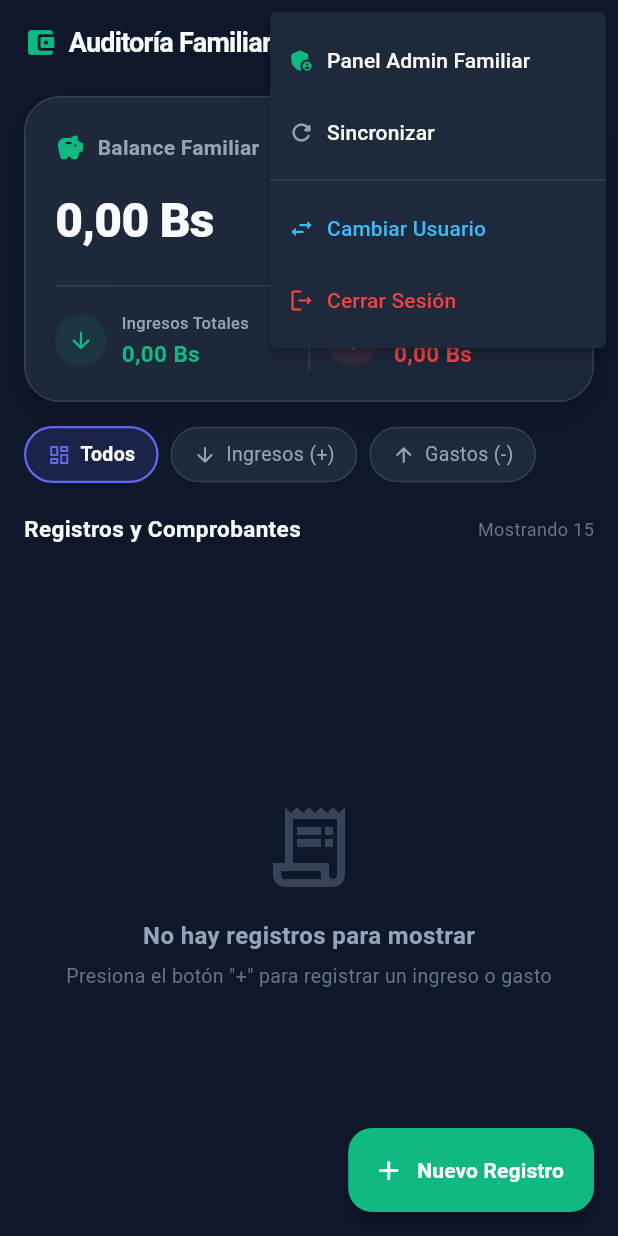
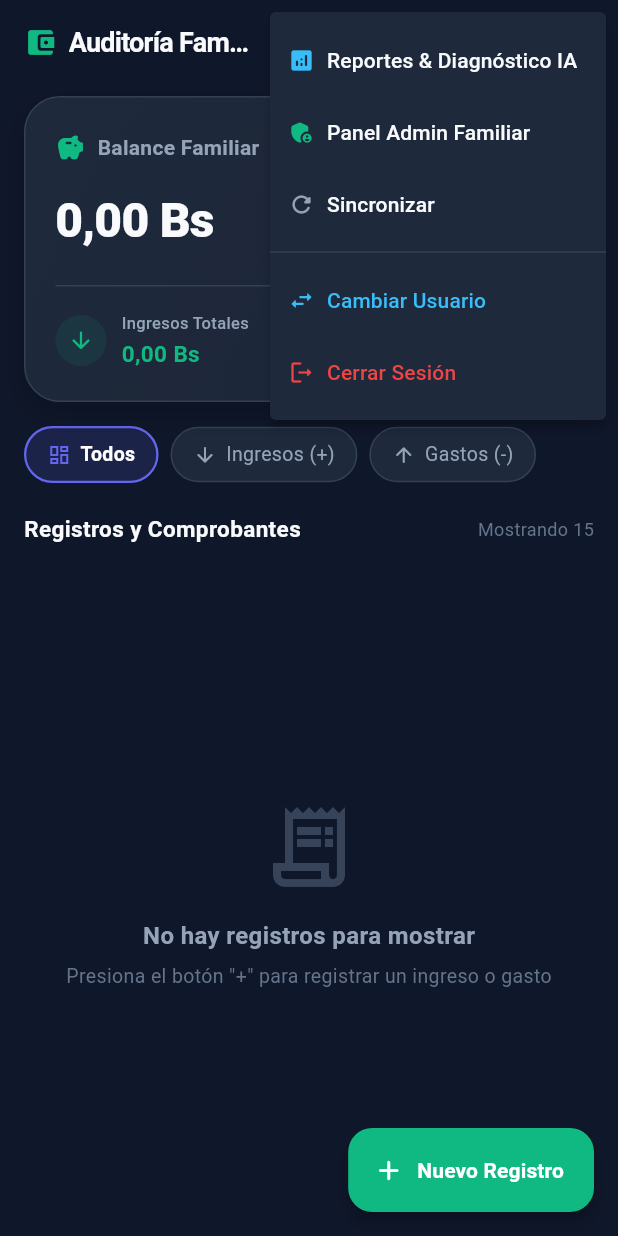
Before and after one commit to RJoel158/AppAuditoriaFinanciera, a Flutter app: the HomeScreen screen opened directly, after a tap on the "more vert" icon, on a phone screen of 412 x 824 dp. Run offline on Flutter 3.47's test engine with Material 3 defaults, Android fonts, the phone set to English and light mode, and no system bars; our stand-ins replace cached_network_image, cloud_firestore, firebase_core, fl_chart, flutter_image_compress, google_generative_ai and 5 more; accounts and stored records are empty; generated files the repository leaves out were written again.

Commit message:
feat: implement Gemini AI financial diagnostics and add home, record creation, and reporting screens

```diff
--- a/lib/services/gemini_ai_service.dart
+++ b/lib/services/gemini_ai_service.dart
@@ -71,9 +71,10 @@ $dataSummary
       totalIncome: totalIncome,
       totalExpense: totalExpense,
       balance: balance,
-      savingsRate: savingsRate,
+      savingsRate: savingsRate.toDouble(),
       sortedCategories: sortedCategories,
     );
+
   }
 
   static String _generateLocalHeuristicDiagnosis({
--- a/lib/views/home/home_screen.dart
+++ b/lib/views/home/home_screen.dart
@@ -8,6 +8,7 @@ import '../../services/storage_service.dart';
 import '../admin/admin_panel_screen.dart';
 import '../auth/login_screen.dart';
 import '../record/add_record_screen.dart';
+import '../reports/reports_screen.dart';
 import 'widgets/balance_header.dart';
 import 'widgets/category_filter_bar.dart';
 import 'widgets/record_detail_sheet.dart';
@@ -170,7 +171,19 @@ class _HomeScreenState extends State<HomeScreen> {
             ),
           ),
 
-          // 2. Acceso al Panel de Administración (ESTRICTAMENTE SOLO PARA ADMIN)
+          // 2. Acceso a Reportes y Diagnóstico IA
+          IconButton(
+            icon: const Icon(Icons.analytics_outlined, color: AppColors.accent),
+            tooltip: 'Reportes e IA',
+            onPressed: () {
+              Navigator.push(
+                context,
+                MaterialPageRoute(builder: (context) => const ReportsScreen()),
+              );
+            },
+          ),
+
+          // 3. Acceso al Panel de Administración (ESTRICTAMENTE SOLO PARA ADMIN)
           if (isAdmin)
             IconButton(
               icon: const Icon(Icons.admin_panel_settings_rounded, color: AppColors.primary),
@@ -183,12 +196,17 @@ class _HomeScreenState extends State<HomeScreen> {
               },
             ),
 
-          // 3. Menú de Opciones
+          // 4. Menú de Opciones
           PopupMenuButton<String>(
             color: AppColors.surface,
             icon: const Icon(Icons.more_vert_rounded),
             onSelected: (val) {
-              if (val == 'sync') {
+              if (val == 'reports') {
+                Navigator.push(
+                  context,
+                  MaterialPageRoute(builder: (context) => const ReportsScreen()),
+                );
+              } else if (val == 'sync') {
                 setState(() {
                   _currentLimit = 15;
                 });
@@ -208,6 +226,16 @@ class _HomeScreenState extends State<HomeScreen> {
               }
             },
             itemBuilder: (ctx) => [
+              const PopupMenuItem(
+                value: 'reports',
+                child: Row(
+                  children: [
+                    Icon(Icons.analytics_rounded, size: 18, color: AppColors.accent),
+                    SizedBox(width: 8),
+                    Text('Reportes & Diagnóstico IA'),
+                  ],
+                ),
+              ),
               if (isAdmin)
                 const PopupMenuItem(
                   value: 'admin',
@@ -229,6 +257,7 @@ class _HomeScreenState extends State<HomeScreen> {
                   ],
                 ),
               ),
+
               const PopupMenuDivider(),
               const PopupMenuItem(
                 value: 'logout',
--- a/lib/views/record/add_record_screen.dart
+++ b/lib/views/record/add_record_screen.dart
@@ -9,6 +9,7 @@ import '../../core/utils/currency_formatter.dart';
 import '../../core/utils/image_compressor.dart';
 import '../../models/financial_record.dart';
 import '../../services/auth_service.dart';
+import '../../services/duplicate_checker_service.dart';
 import '../../services/exchange_rate_service.dart';
 import '../../services/firestore_service.dart';
 import '../../services/storage_service.dart';
--- a/lib/views/reports/reports_screen.dart
+++ b/lib/views/reports/reports_screen.dart
@@ -469,7 +469,6 @@ class _ReportsScreenState extends State<ReportsScreen> {
                 sections: topCategories.asMap().entries.map((entry) {
                   final idx = entry.key;
                   final item = entry.value;
-                  final percent = totalExpense > 0 ? (item.value / totalExpense * 100) : 0.0;
                   final color = colors[idx % colors.length];
 
                   return PieChartSectionData(
@@ -479,6 +478,7 @@ class _ReportsScreenState extends State<ReportsScreen> {
                     showTitle: false,
                   );
                 }).toList(),
+
               ),
             ),
           ),
```
